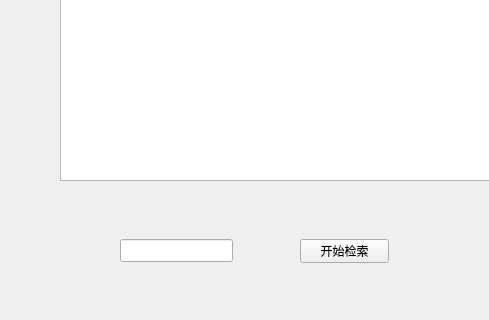
This is widget.ui in lizehongss/qt_library- as Qt 5 draws it before an edit; both pictures show x 0 to 489 and y 151 to 471 of the 857 by 471 pixel window. The edited form follows.
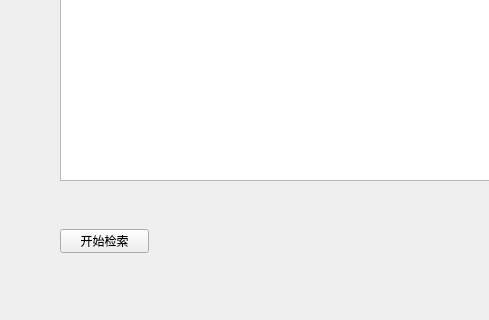
This is the edited form.

Patch:
```diff
--- a/widget.ui
+++ b/widget.ui
@@ -75,8 +75,8 @@
     <widget class="QPushButton" name="pushButton_4">
      <property name="geometry">
       <rect>
-       <x>280</x>
-       <y>280</y>
+       <x>40</x>
+       <y>270</y>
        <width>89</width>
        <height>24</height>
       </rect>
@@ -85,16 +85,6 @@
       <string>开始检索</string>
      </property>
     </widget>
-    <widget class="QLineEdit" name="lineEdit">
-     <property name="geometry">
-      <rect>
-       <x>100</x>
-       <y>280</y>
-       <width>113</width>
-       <height>23</height>
-      </rect>
-     </property>
-    </widget>
    </widget>
    <widget class="QWidget" name="page_2"/>
   </widget>
```
